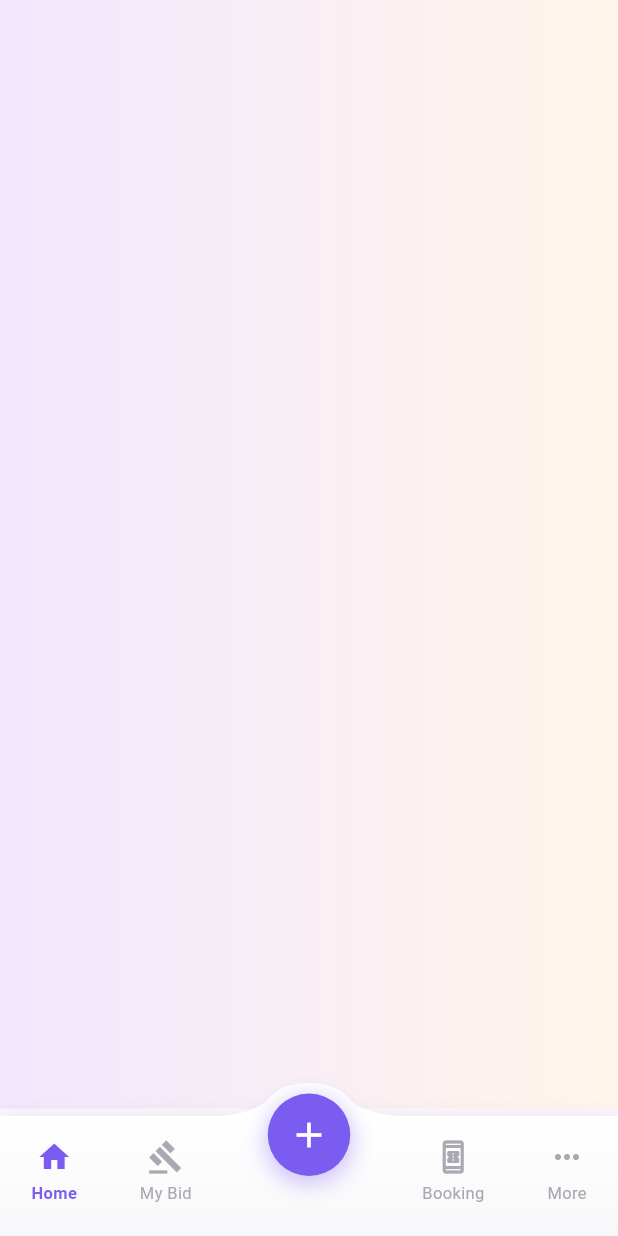
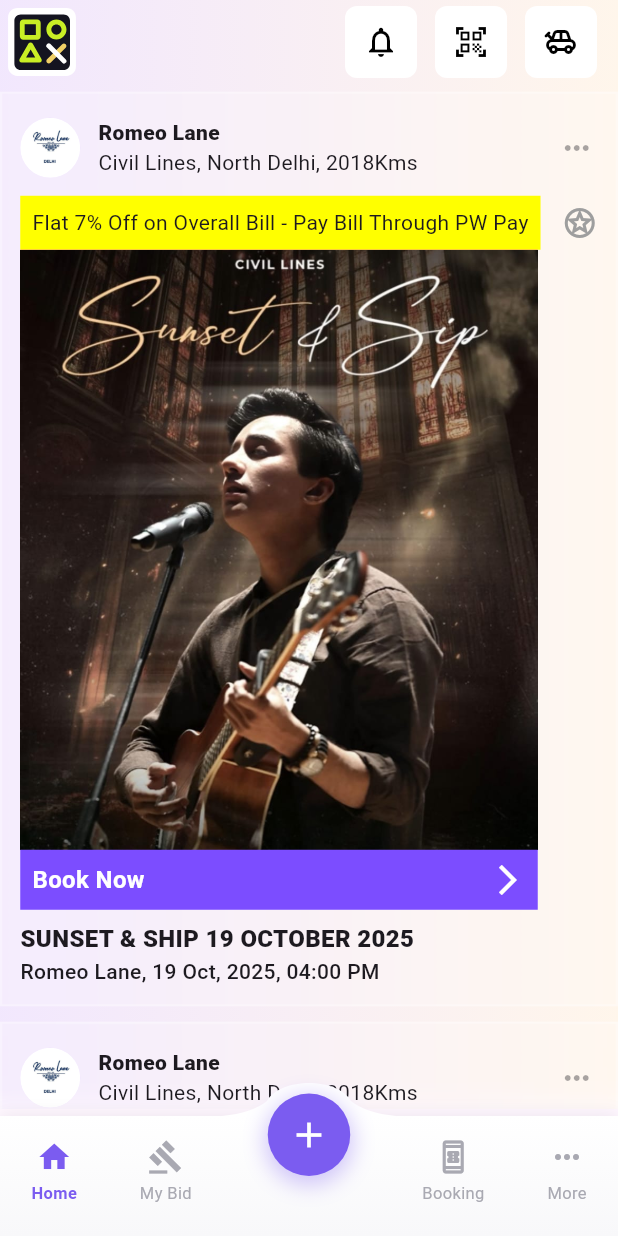
Before and after one commit to fimaljo/partywitty_test, a Flutter app: the screen it shows after launch, on a phone screen of 412 x 824 dp. Run offline on Flutter 3.47's test engine with Material 3 defaults, Android fonts, the phone set to English and light mode, and no system bars; our stand-ins replace equatable, flutter_bloc, flutter_svg, get_it, go_router; Roboto replaces fonts that are missing (Poppins).

Commit message:
feat: create event card ui

```diff
--- a/lib/core/navigation/app_router.dart
+++ b/lib/core/navigation/app_router.dart
@@ -1,7 +1,7 @@
 // lib/core/navigation/app_router.dart
 import 'package:flutter/material.dart';
 import 'package:go_router/go_router.dart';
-import 'package:partywitty_test/features/home/presentation/pages/main_page.dart';
+import 'package:partywitty_test/features/home/presentation/pages/home_page.dart';
 
 import '../../features/main/presentation/pages/main_page.dart';
 
--- /dev/null
+++ b/lib/features/home/presentation/pages/home_page.dart
@@ -0,0 +1,40 @@
+import 'package:flutter/material.dart';
+import 'package:flutter_bloc/flutter_bloc.dart';
+import 'package:partywitty_test/features/home/presentation/widgets/custom_app_bar.dart';
+import 'package:partywitty_test/features/home/presentation/widgets/event_card.dart';
+import 'package:partywitty_test/features/navigation/presentation/bloc/navigation_bloc.dart';
+import 'package:partywitty_test/features/navigation/presentation/bloc/navigation_state.dart';
+
+class HomePage extends StatelessWidget {
+  const HomePage({super.key});
+
+  @override
+  Widget build(BuildContext context) {
+    return BlocListener<NavigationBloc, NavigationState>(
+      listener: (context, state) {},
+      child: Scaffold(
+        backgroundColor: Colors.transparent,
+        appBar: const CustomAppBar(),
+        body: SafeArea(
+          child: ListView.builder(
+            padding: EdgeInsets.only(bottom: 50),
+            itemBuilder: (context, index) {
+              return EventCard(
+                title: "Romeo Lane",
+                location: "Civil Lines, North Delhi, 2018Kms",
+                offer: "Flat 7% Off on Overall Bill - Pay Bill Through PW Pay",
+                dateInfo: "SUNSET & SHIP 19 OCTOBER 2025",
+                detailInfo: "Romeo Lane, 19 Oct, 2025, 04:00 PM",
+                // onMorePressed: () {},
+                // onBookNow: () {},
+                avatarUrl: "assets/romeo_logo.jpg",
+                eventBanner: 'assets/event_image.jpeg',
+              );
+            },
+            itemCount: 10,
+          ),
+        ),
+      ),
+    );
+  }
+}
--- a/lib/features/home/presentation/pages/main_page.dart
+++ /dev/null
@@ -1,20 +0,0 @@
-import 'package:flutter/material.dart';
-import 'package:flutter_bloc/flutter_bloc.dart';
-import 'package:partywitty_test/features/navigation/presentation/bloc/navigation_bloc.dart';
-import 'package:partywitty_test/features/navigation/presentation/bloc/navigation_state.dart';
-
-class HomePage extends StatelessWidget {
-  const HomePage({super.key});
-
-  @override
-  Widget build(BuildContext context) {
-    return BlocListener<NavigationBloc, NavigationState>(
-      listener: (context, state) {},
-      child: Scaffold(
-        body: SafeArea(
-          child: Column(children: [Center(child: Text("home"))]),
-        ),
-      ),
-    );
-  }
-}
--- /dev/null
+++ b/lib/features/home/presentation/widgets/custom_app_bar.dart
@@ -0,0 +1,49 @@
+import 'package:flutter/material.dart';
+import 'package:flutter_svg/svg.dart';
+
+class CustomAppBar extends StatelessWidget implements PreferredSizeWidget {
+  final double height;
+  const CustomAppBar({super.key, this.height = kToolbarHeight});
+
+  @override
+  Size get preferredSize => Size.fromHeight(height);
+
+  Widget _buildIconContainer(IconData icon, VoidCallback onPressed) {
+    return Container(
+      margin: const EdgeInsets.symmetric(horizontal: 6),
+      decoration: BoxDecoration(
+        color: Colors.white,
+        borderRadius: BorderRadius.circular(8),
+      ),
+      child: IconButton(
+        icon: Icon(icon, color: Colors.black),
+        onPressed: onPressed,
+      ),
+    );
+  }
+
+  @override
+  Widget build(BuildContext context) {
+    return AppBar(
+      backgroundColor: Colors.transparent,
+      elevation: 0,
+      leading: Padding(
+        padding: const EdgeInsets.all(5.0),
+        child: Container(
+          child: SvgPicture.asset(
+            'assets/party_witty_logo.svg',
+            height: 32,
+            width: 32,
+          ),
+        ),
+      ),
+
+      actions: [
+        _buildIconContainer(Icons.notifications_none, () {}),
+        _buildIconContainer(Icons.qr_code_scanner, () {}),
+        _buildIconContainer(Icons.toys_outlined, () {}),
+        const SizedBox(width: 8),
+      ],
+    );
+  }
+}
--- /dev/null
+++ b/lib/features/home/presentation/widgets/event_card.dart
@@ -0,0 +1,177 @@
+import 'dart:ui';
+
+import 'package:flutter/material.dart';
+
+class EventCard extends StatelessWidget {
+  final String title;
+  final String location;
+  final String offer;
+  final String dateInfo;
+  final String detailInfo;
+  final Color bannerColor;
+  final Color offerColor;
+  final Color imageColor;
+  final VoidCallback? onMorePressed;
+  final VoidCallback? onBookNow;
+  final String avatarUrl;
+  final String eventBanner;
+
+  const EventCard({
+    super.key,
+    required this.title,
+    required this.location,
+    required this.offer,
+    required this.dateInfo,
+    required this.detailInfo,
+    this.bannerColor = Colors.deepPurpleAccent,
+    this.offerColor = Colors.yellowAccent,
+    this.imageColor = Colors.red,
+    this.onBookNow,
+    this.onMorePressed,
+    required this.avatarUrl,
+    required this.eventBanner,
+  });
+
+  @override
+  Widget build(BuildContext context) {
+    final screenWidth = MediaQuery.of(context).size.width;
+    final sidePadding = screenWidth * 0.08; // 8% of screen width
+    return Container(
+      margin: const EdgeInsets.only(top: 5, bottom: 5),
+      child: ClipRRect(
+        child: BackdropFilter(
+          filter: ImageFilter.blur(sigmaX: 10, sigmaY: 10),
+          child: Container(
+            padding: const EdgeInsets.all(12),
+            decoration: BoxDecoration(
+              color: Colors.white.withValues(alpha: 0.2),
+              border: Border.all(
+                color: Colors.white.withValues(alpha: 0.3),
+                width: 1.5,
+              ),
+            ),
+            child: Column(
+              crossAxisAlignment: CrossAxisAlignment.start,
+              children: [
+                Row(
+                  children: [
+                    avatarUrl.isEmpty
+                        ? const CircleAvatar(radius: 20)
+                        : CircleAvatar(
+                            radius: 20,
+                            backgroundImage: AssetImage(avatarUrl),
+                          ),
+                    const SizedBox(width: 12),
+                    Column(
+                      crossAxisAlignment: CrossAxisAlignment.start,
+                      children: [
+                        Text(
+                          title,
+                          style: const TextStyle(
+                            fontWeight: FontWeight.w800,
+                            fontSize: 14,
+                          ),
+                        ),
+                        Text(location),
+                      ],
+                    ),
+                    const Spacer(),
+                    Transform.translate(
+                      offset: Offset(10, 0),
+                      child: IconButton(
+                        onPressed: onMorePressed,
+                        icon: const Icon(Icons.more_horiz),
+                      ),
+                    ),
+                  ],
+                ),
+                const SizedBox(height: 8),
+                Row(
+                  children: [
+                    Expanded(
+                      child: Row(
+                        children: [
+                          Flexible(
+                            child: Container(
+                              color: offerColor,
+                              padding: const EdgeInsets.all(8),
+                              child: Text(
+                                offer,
+                                overflow: TextOverflow.ellipsis,
+                                maxLines: 1,
+                              ),
+                            ),
+                          ),
+                        ],
+                      ),
+                    ),
+                    const Icon(Icons.stars_outlined, color: Colors.grey),
+                  ],
+                ),
+                Row(
+                  children: [
+                    Expanded(
+                      child: Container(
+                        height: 400,
+                        color: imageColor,
+                        child: Image.asset(
+                          eventBanner,
+                          width: double.infinity,
+                          fit: BoxFit.cover,
+                        ),
+                      ),
+                    ),
+                    const SizedBox(width: 40),
+                  ],
+                ),
+                Row(
+                  children: [
+                    Expanded(
+                      child: InkWell(
+                        onTap: onBookNow,
+                        child: Container(
+                          color: bannerColor,
+                          padding: const EdgeInsets.all(8),
+                          child: Row(
+                            children: [
+                              Text(
+                                "Book Now",
+                                style: const TextStyle(
+                                  fontWeight: FontWeight.w600,
+                                  fontSize: 16,
+                                  color: Colors.white,
+                                ),
+                              ),
+                              const Spacer(),
+                              const Icon(
+                                Icons.arrow_forward_ios,
+                                color: Colors.white,
+                              ),
+                            ],
+                          ),
+                        ),
+                      ),
+                    ),
+                    const SizedBox(width: 40),
+                  ],
+                ),
+                const SizedBox(height: 8),
+                Text(
+                  dateInfo,
+                  style: const TextStyle(
+                    fontWeight: FontWeight.w800,
+                    fontSize: 16,
+                  ),
+                ),
+                Text(
+                  detailInfo,
+                  style: const TextStyle(fontWeight: FontWeight.w500),
+                ),
+              ],
+            ),
+          ),
+        ),
+      ),
+    );
+  }
+}
--- a/lib/features/main/presentation/pages/main_page.dart
+++ b/lib/features/main/presentation/pages/main_page.dart
@@ -38,6 +38,7 @@
               ],
             ),
           ),
+          child: child,
         ),
         bottomNavigationBar:
             BlocSelector<NavigationBloc, NavigationState, NavigationTab>(
```
Also changed, not shown: pubspec.yaml (+4 -3 lines), assets/event_image.jpeg (added), assets/party_witty_logo.svg (added), assets/party_witty_text_logo.svg (added), assets/romeo_logo.jpg (added), pubspec.lock.
